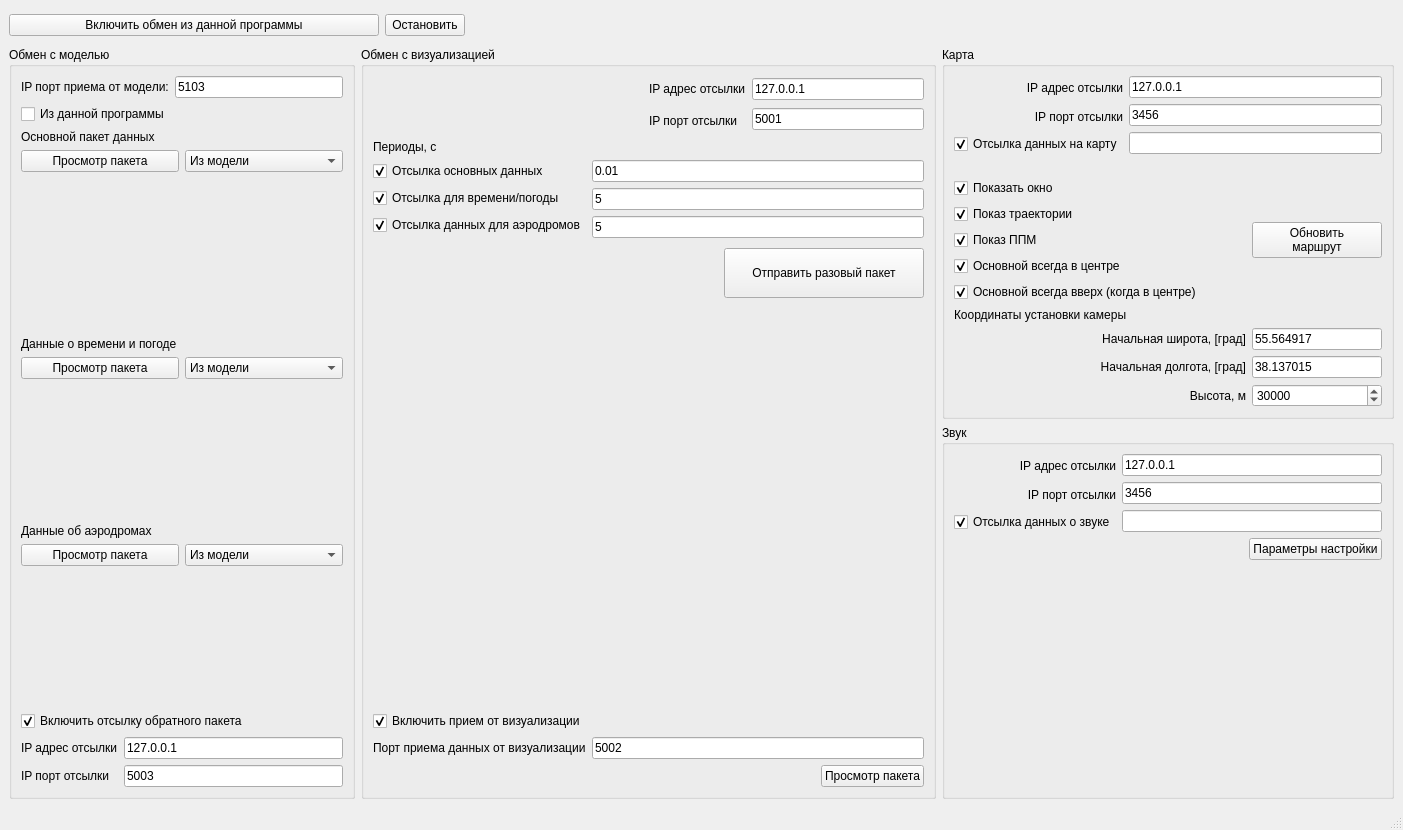
Old version of the form untitled/mainwindow.ui in the repository katherinr/desktop_wrapper.
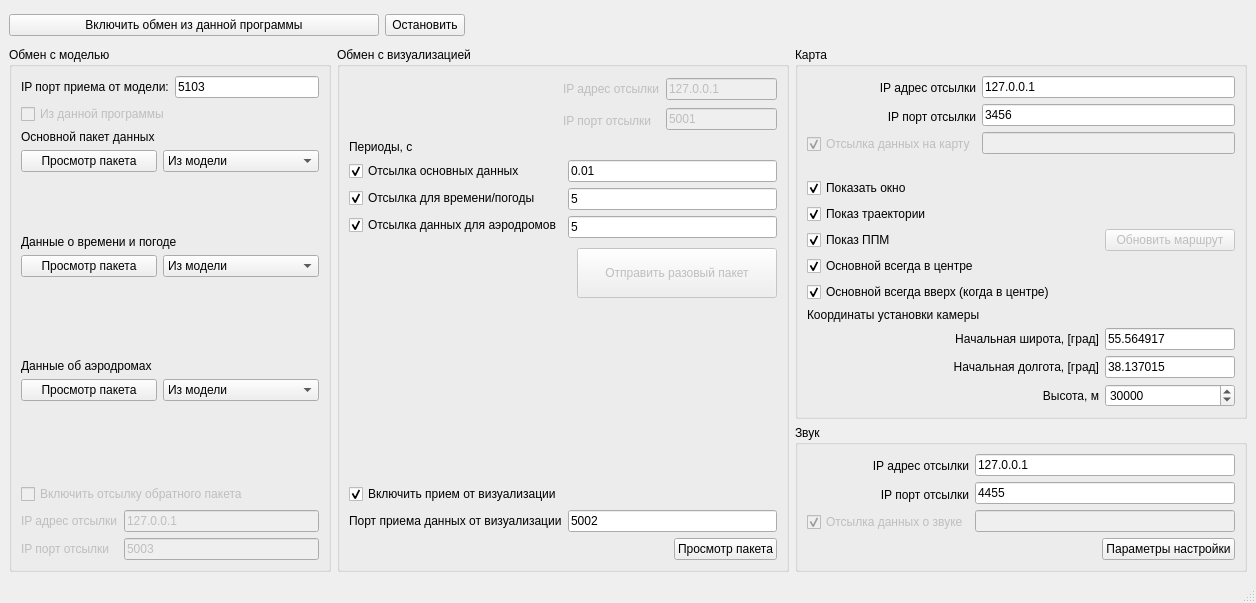
New version of the form.

The edit to the form file:
```diff
--- a/untitled/mainwindow.ui
+++ b/untitled/mainwindow.ui
@@ -9,8 +9,8 @@
    <rect>
     <x>0</x>
     <y>0</y>
-    <width>1403</width>
-    <height>830</height>
+    <width>1250</width>
+    <height>593</height>
    </rect>
   </property>
   <property name="contextMenuPolicy">
@@ -113,6 +113,9 @@
          </item>
          <item>
           <widget class="QCheckBox" name="send_from_this">
+           <property name="enabled">
+            <bool>false</bool>
+           </property>
            <property name="text">
             <string>Из данной программы</string>
            </property>
@@ -284,6 +287,9 @@
           <layout class="QVBoxLayout" name="verticalLayout_10">
            <item>
             <widget class="QCheckBox" name="backwardChkBox">
+             <property name="enabled">
+              <bool>false</bool>
+             </property>
              <property name="maximumSize">
               <size>
                <width>16777215</width>
@@ -294,7 +300,7 @@
               <string>Включить отсылку обратного пакета</string>
              </property>
              <property name="checked">
-              <bool>true</bool>
+              <bool>false</bool>
              </property>
             </widget>
            </item>
@@ -304,6 +310,9 @@
               <layout class="QVBoxLayout" name="verticalLayout_5">
                <item>
                 <widget class="QLabel" name="label_9">
+                 <property name="enabled">
+                  <bool>false</bool>
+                 </property>
                  <property name="text">
                   <string>IP адрес отсылки</string>
                  </property>
@@ -311,6 +320,9 @@
                </item>
                <item>
                 <widget class="QLabel" name="label_10">
+                 <property name="enabled">
+                  <bool>false</bool>
+                 </property>
                  <property name="text">
                   <string>IP порт отсылки</string>
                  </property>
@@ -322,6 +334,9 @@
               <layout class="QVBoxLayout" name="verticalLayout_6">
                <item>
                 <widget class="QLineEdit" name="backwIPedit">
+                 <property name="enabled">
+                  <bool>false</bool>
+                 </property>
                  <property name="text">
                   <string>127.0.0.1</string>
                  </property>
@@ -335,6 +350,9 @@
                </item>
                <item>
                 <widget class="QLineEdit" name="backwPortEdit">
+                 <property name="enabled">
+                  <bool>false</bool>
+                 </property>
                  <property name="text">
                   <string>5003</string>
                  </property>
@@ -379,6 +397,9 @@
               <layout class="QVBoxLayout" name="verticalLayout_4">
                <item>
                 <widget class="QLabel" name="label_3">
+                 <property name="enabled">
+                  <bool>false</bool>
+                 </property>
                  <property name="text">
                   <string>IP адрес отсылки</string>
                  </property>
@@ -386,6 +407,9 @@
                </item>
                <item>
                 <widget class="QLabel" name="label_2">
+                 <property name="enabled">
+                  <bool>false</bool>
+                 </property>
                  <property name="text">
                   <string>IP порт отсылки</string>
                  </property>
@@ -397,6 +421,9 @@
               <layout class="QVBoxLayout" name="verticalLayout_3">
                <item>
                 <widget class="QLineEdit" name="sendIPEdit">
+                 <property name="enabled">
+                  <bool>false</bool>
+                 </property>
                  <property name="text">
                   <string>127.0.0.1</string>
                  </property>
@@ -410,6 +437,9 @@
                </item>
                <item>
                 <widget class="QLineEdit" name="sendPortEdit">
+                 <property name="enabled">
+                  <bool>false</bool>
+                 </property>
                  <property name="text">
                   <string>5001</string>
                  </property>
@@ -538,6 +568,9 @@
            </item>
            <item>
             <widget class="QPushButton" name="sendOnceButton">
+             <property name="enabled">
+              <bool>false</bool>
+             </property>
              <property name="minimumSize">
               <size>
                <width>200</width>
@@ -669,6 +702,9 @@
                </item>
                <item>
                 <widget class="QCheckBox" name="send2mapCHb">
+                 <property name="enabled">
+                  <bool>false</bool>
+                 </property>
                  <property name="text">
                   <string>Отсылка данных на карту</string>
                  </property>
@@ -707,7 +743,7 @@
                <item>
                 <widget class="QLineEdit" name="timeMap">
                  <property name="enabled">
-                  <bool>true</bool>
+                  <bool>false</bool>
                  </property>
                  <property name="contextMenuPolicy">
                   <enum>Qt::ActionsContextMenu</enum>
@@ -808,6 +844,9 @@
                 <layout class="QHBoxLayout" name="horizontalLayout_15">
                  <item>
                   <widget class="QPushButton" name="routePushB">
+                   <property name="enabled">
+                    <bool>false</bool>
+                   </property>
                    <property name="minimumSize">
                     <size>
                      <width>130</width>
@@ -821,8 +860,7 @@
                     </size>
                    </property>
                    <property name="text">
-                    <string>Обновить 
-маршрут</string>
+                    <string>Обновить маршрут</string>
                    </property>
                   </widget>
                  </item>
@@ -973,6 +1011,9 @@
                  </item>
                  <item>
                   <widget class="QCheckBox" name="send2SOUNDCHb">
+                   <property name="enabled">
+                    <bool>false</bool>
+                   </property>
                    <property name="text">
                     <string>Отсылка данных о звуке</string>
                    </property>
@@ -1001,7 +1042,7 @@
                  <item>
                   <widget class="QLineEdit" name="soundPortSend">
                    <property name="text">
-                    <string>3456</string>
+                    <string>4455</string>
                    </property>
                    <property name="alignment">
                     <set>Qt::AlignLeading|Qt::AlignLeft|Qt::AlignVCenter</set>
@@ -1011,7 +1052,7 @@
                  <item>
                   <widget class="QLineEdit" name="soundTime">
                    <property name="enabled">
-                    <bool>true</bool>
+                    <bool>false</bool>
                    </property>
                    <property name="contextMenuPolicy">
                     <enum>Qt::ActionsContextMenu</enum>
```
